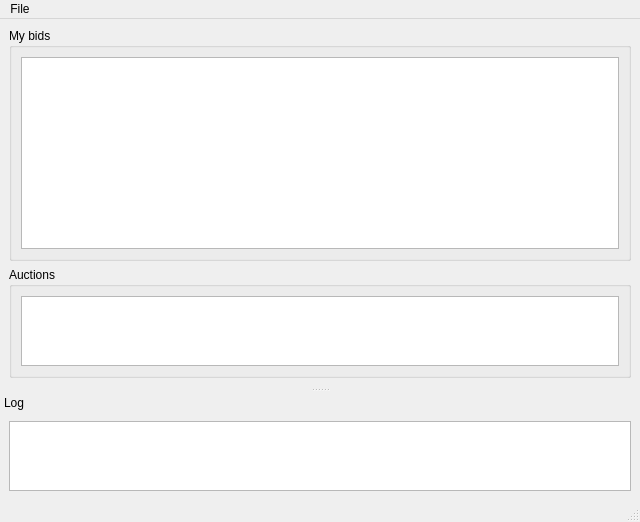
ABBAPOH/sniper, file src/app/mainwindow.ui: the form before one commit.
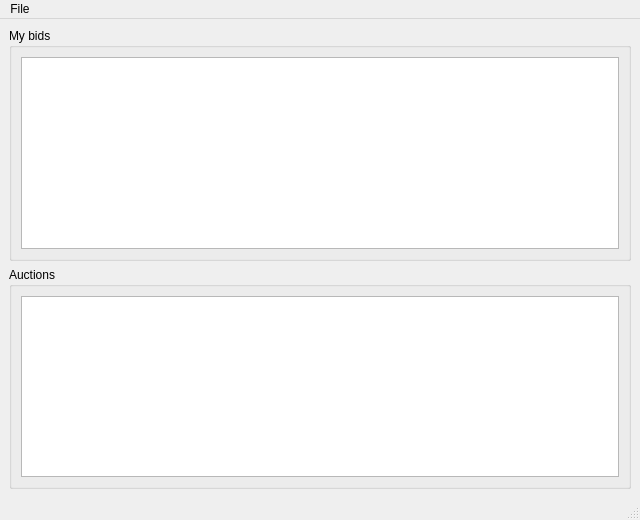
The form after the commit.

Diff of the .ui file:
```diff
--- a/src/app/mainwindow.ui
+++ b/src/app/mainwindow.ui
@@ -67,36 +67,6 @@
    <addaction name="menuFile"/>
   </widget>
   <widget class="QStatusBar" name="statusbar"/>
-  <widget class="QDockWidget" name="dockWidget">
-   <property name="floating">
-    <bool>false</bool>
-   </property>
-   <property name="features">
-    <set>QDockWidget::NoDockWidgetFeatures</set>
-   </property>
-   <property name="windowTitle">
-    <string>Log</string>
-   </property>
-   <attribute name="dockWidgetArea">
-    <number>8</number>
-   </attribute>
-   <widget class="QWidget" name="dockWidgetContents">
-    <layout class="QVBoxLayout" name="verticalLayout_4">
-     <item>
-      <widget class="QPlainTextEdit" name="logView">
-       <property name="font">
-        <font>
-         <family>Monospace</family>
-        </font>
-       </property>
-       <property name="readOnly">
-        <bool>true</bool>
-       </property>
-      </widget>
-     </item>
-    </layout>
-   </widget>
-  </widget>
   <action name="actionQuit">
    <property name="text">
     <string>Quit</string>
```
